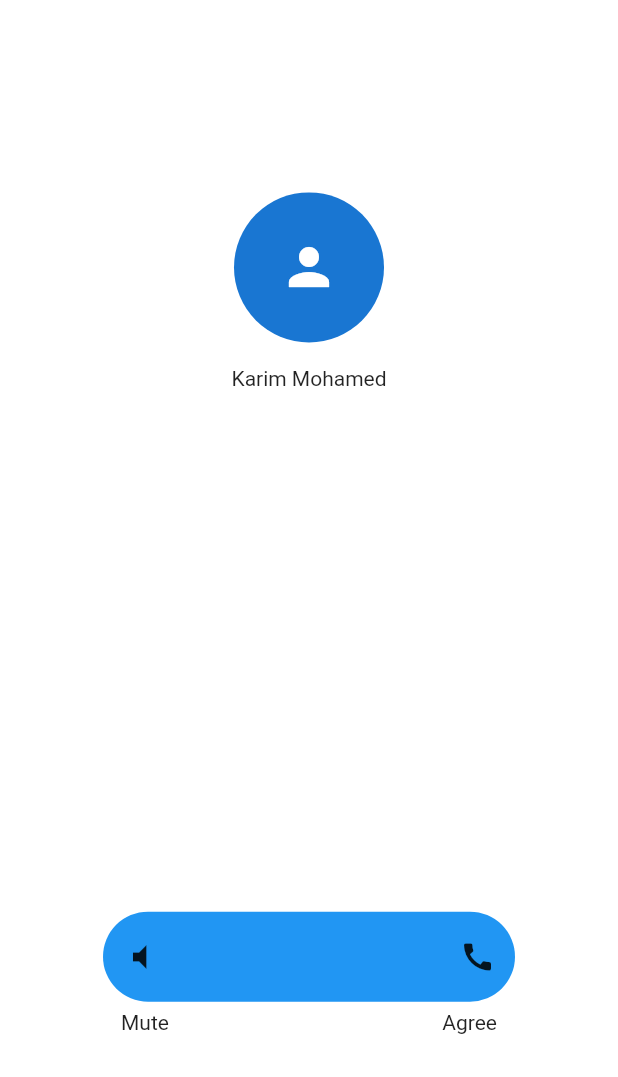
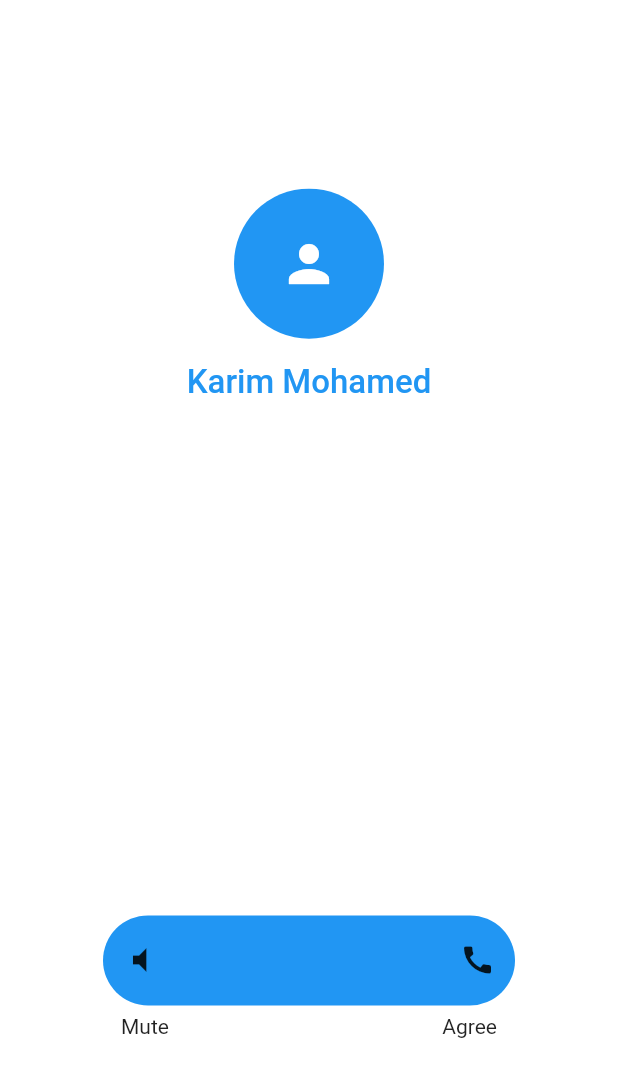
Before and after one commit to DPLYR-dev/InAppCallAlert, a Flutter app: the CallAlert screen opened directly, on a phone screen of 412 x 824 dp. Shown: the top 1077 px of the screen. Run offline on Flutter 3.47's test engine with Material 2 defaults, Android fonts, the phone set to English and light mode, and no system bars.

Commit message:
Finish caller info

```diff
--- a/lib/inappcallalert.dart
+++ b/lib/inappcallalert.dart
@@ -25,13 +25,20 @@ class CallAlert extends StatelessWidget {
                   child: Icon(
                     Icons.person,
                     size: 40,
+                    color: Colors.white,
                   ),
+                    backgroundColor: Colors.blue,
                 ),
 
                 // Caller Name
                 Padding(
                   padding: const EdgeInsets.all(16.0),
-                  child: Text(callerName),
+                  child: Text(callerName,
+                  style: TextStyle(
+                    fontSize: 22,
+                    color:Colors.blue,
+                    fontWeight: FontWeight.w500
+                  ),),
                 ),
               ],
             ),
```
